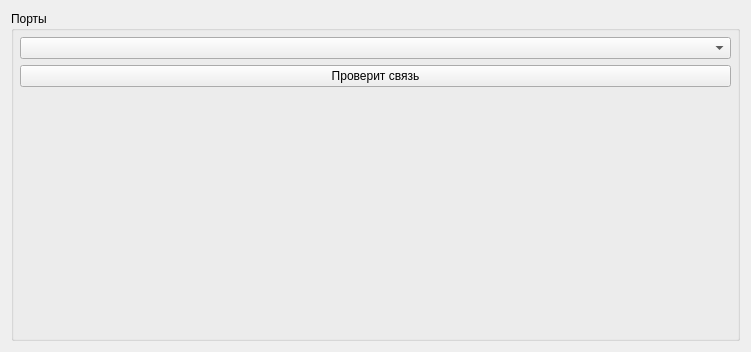
Before: the Qt Designer form communications.ui in XRay3D/MAN2_GUI, drawn with Qt 5.
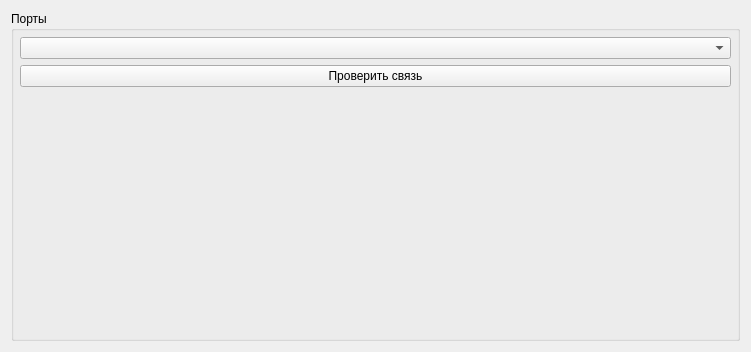
After: the same form once the commit is applied.

The edit to the form file:
```diff
--- a/communications.ui
+++ b/communications.ui
@@ -38,7 +38,7 @@
       <item>
        <widget class="QPushButton" name="pbManCheckConnection">
         <property name="text">
-         <string>Проверит связь</string>
+         <string>Проверить связь</string>
         </property>
        </widget>
       </item>
```
